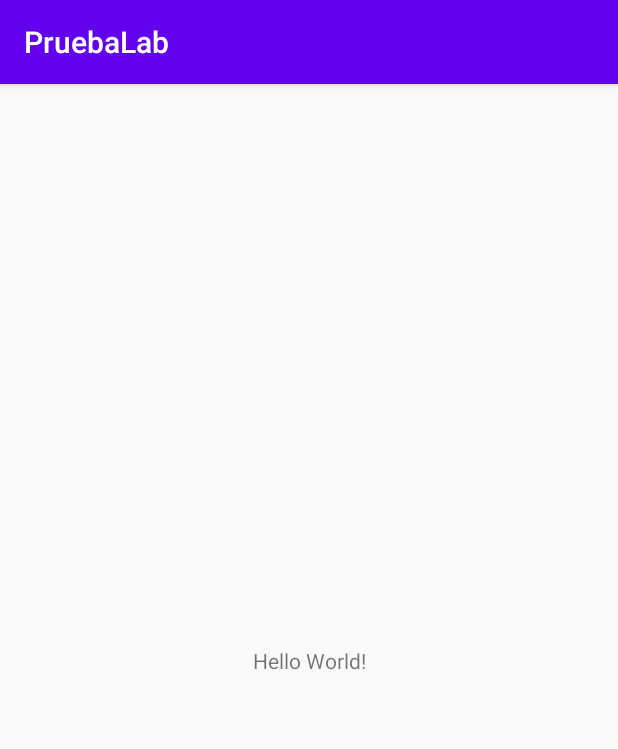
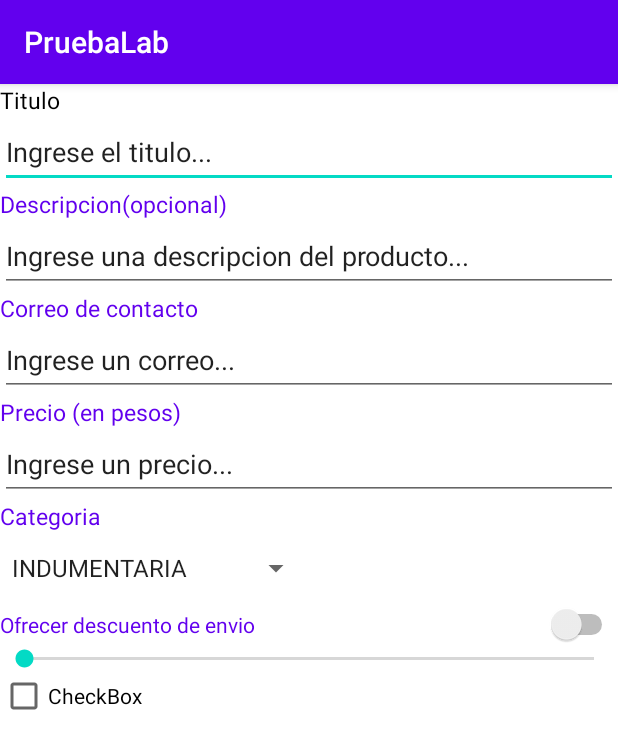
Before and after one commit to FedeNQ/PruebaLab, an Android app: the screen it shows after launch (MainActivity), on a phone screen of 412 x 824 dp. Shown: the top 749 px of the screen. Run offline under Robolectric (Android 15) with nearby library versions, the phone set to English and light mode, and no system bars.

Commit message:
Primera parte de la guia

```diff
--- a/app/src/main/res/layout/activity_main.xml
+++ b/app/src/main/res/layout/activity_main.xml
@@ -1,18 +1,125 @@
 <?xml version="1.0" encoding="utf-8"?>
-<android.support.constraint.ConstraintLayout xmlns:android="http://schemas.android.com/apk/res/android"
-    xmlns:app="http://schemas.android.com/apk/res-auto"
+<LinearLayout xmlns:android="http://schemas.android.com/apk/res/android"
     xmlns:tools="http://schemas.android.com/tools"
+    android:id="@+id/linearLayout"
     android:layout_width="match_parent"
     android:layout_height="match_parent"
+    android:background="@color/white"
+    android:orientation="vertical"
     tools:context=".MainActivity">
 
+
     <TextView
+        android:id="@+id/textView1"
         android:layout_width="wrap_content"
         android:layout_height="wrap_content"
-        android:text="Hello World!"
-        app:layout_constraintBottom_toBottomOf="parent"
-        app:layout_constraintLeft_toLeftOf="parent"
-        app:layout_constraintRight_toRightOf="parent"
-        app:layout_constraintTop_toTopOf="parent" />
+        android:text="@string/titulo"
+        android:textAppearance="@style/TextAppearance.AppCompat.Display3"
+        android:textColor="@color/black"
+        android:textSize="15sp"
+        tools:layout_conversion_absoluteHeight="20dp"
+        tools:layout_editor_absoluteY="0dp"
+        tools:layout_editor_absoluteX="0dp"
+        tools:layout_conversion_absoluteWidth="37dp" />
 
-</android.support.constraint.ConstraintLayout>
+    <EditText
+        android:id="@+id/editTextTextPersonName1"
+        android:layout_width="match_parent"
+        android:layout_height="wrap_content"
+        android:ems="10"
+        android:inputType="textPersonName"
+        android:minHeight="48dp"
+        android:text="@string/editTitulo" />
+
+    <TextView
+        android:id="@+id/textView2"
+        android:layout_width="wrap_content"
+        android:layout_height="wrap_content"
+        android:text="@string/descripcion"
+        android:textAppearance="@style/TextAppearance.AppCompat.Display3"
+        android:textColor="@color/purple_500"
+        android:textSize="15sp" />
+
+    <EditText
+        android:id="@+id/editTextTextPersonName2"
+        android:layout_width="match_parent"
+        android:layout_height="wrap_content"
+        android:ems="10"
+        android:inputType="textPersonName"
+        android:minHeight="48dp"
+        android:text="@string/editDescripcion"/>
+
+    <TextView
+        android:id="@+id/textView3"
+        android:layout_width="wrap_content"
+        android:layout_height="wrap_content"
+        android:text="@string/correo"
+        android:textAppearance="@style/TextAppearance.AppCompat.Display3"
+        android:textColor="@color/purple_500"
+        android:textSize="15sp" />
+
+    <EditText
+        android:id="@+id/editTextTextEmailAddress"
+        android:layout_width="match_parent"
+        android:layout_height="wrap_content"
+        android:ems="10"
+        android:inputType="textEmailAddress"
+        android:minHeight="48dp"
+        android:text="@string/editCorreo" />
+    <TextView
+        android:id="@+id/textView4"
+        android:layout_width="wrap_content"
+        android:layout_height="wrap_content"
+        android:text="@string/precio"
+        android:textAppearance="@style/TextAppearance.AppCompat.Display3"
+        android:textColor="@color/purple_500"
+        android:textSize="15sp" />
+
+    <EditText
+        android:id="@+id/editTextNumber"
+        android:layout_width="match_parent"
+        android:layout_height="wrap_content"
+        android:ems="10"
+        android:inputType="number"
+        android:minHeight="48dp"
+        android:text="@string/editPrecio" />
+    <TextView
+        android:id="@+id/textView5"
+        android:layout_width="wrap_content"
+        android:layout_height="wrap_content"
+        android:text="@string/categoria"
+        android:textAppearance="@style/TextAppearance.AppCompat.Display3"
+        android:textColor="@color/purple_500"
+        android:textSize="15sp" />
+
+    <Spinner
+        android:id="@+id/spinner"
+        android:layout_width="wrap_content"
+        android:layout_height="wrap_content"
+        android:entries="@array/categorias"
+        android:minHeight="48dp"/>
+
+    <Switch
+        android:id="@+id/switch2"
+        android:layout_width="match_parent"
+        android:layout_height="wrap_content"
+        android:text="@string/envio"
+        android:textColor="@color/purple_500"
+        android:visibility="visible"/>
+
+    <SeekBar
+        android:id="@+id/seekBar3"
+        android:layout_width="match_parent"
+        android:layout_height="wrap_content"
+        android:min="0"
+        android:max="100"
+        />
+
+    <CheckBox
+        android:id="@+id/checkBox"
+        android:layout_width="match_parent"
+        android:layout_height="wrap_content"
+        android:text="CheckBox"/>
+
+
+</LinearLayout>
--- a/app/src/main/res/values/colors.xml
+++ b/app/src/main/res/values/colors.xml
@@ -7,4 +7,5 @@
     <color name="teal_700">#FF018786</color>
     <color name="black">#FF000000</color>
     <color name="white">#FFFFFFFF</color>
+    <color name="orange">#FF5722</color>
 </resources>
--- a/app/src/main/res/values/strings.xml
+++ b/app/src/main/res/values/strings.xml
@@ -1,3 +1,23 @@
 <resources>
     <string name="app_name">PruebaLab</string>
+    <string name="titulo">Titulo</string>
+    <string name="name">Name</string>
+    <string name="probando">probando</string>
+    <string name="editTitulo">Ingrese el titulo...</string>
+    <string name="descripcion">Descripcion(opcional)</string>
+    <string name="editDescripcion">Ingrese una descripcion del producto...</string>
+    <string name="correo">Correo de contacto</string>
+    <string name="editCorreo">Ingrese un correo...</string>
+    <string name="precio">Precio (en pesos)</string>
+    <string name="editPrecio">Ingrese un precio...</string>
+    <string name="categoria">Categoria</string>
+    <string name="envio">Ofrecer descuento de envio</string>
+    <string-array name="categorias">
+        <item>INDUMENTARIA</item>
+        <item>ELECTRONICA</item>
+        <item>ENTRETENIMIENTO</item>
+        <item>JARDIN</item>
+        <item>VEHICULOS</item>
+        <item>JUGUETES</item>
+    </string-array>
 </resources>
```
